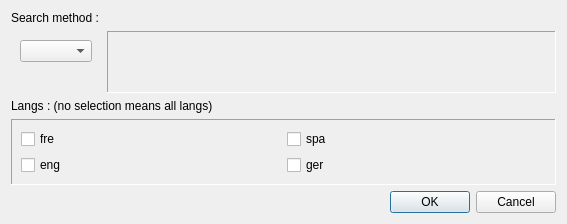
The window that ui/searchdialog.ui (GGLinnk/OpenSubtitlesSearch) describes before a commit, drawn with Qt 5.
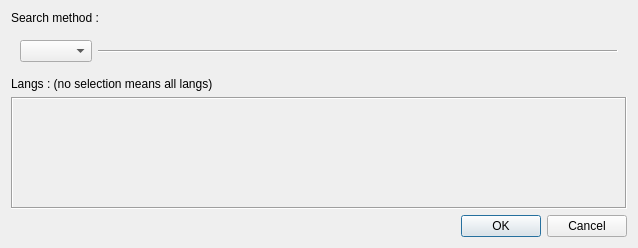
The same window after the commit.

Commit message: - linux compilation OK - added all langs supported by oss - state of search dialog - drag drop internal (move) for columns - translations (correction and news)

Patch:
```diff
--- a/ui/searchdialog.ui
+++ b/ui/searchdialog.ui
@@ -6,41 +6,47 @@
    <rect>
     <x>0</x>
     <y>0</y>
-    <width>567</width>
-    <height>224</height>
+    <width>638</width>
+    <height>248</height>
    </rect>
   </property>
   <property name="windowTitle">
    <string>Search subtitles</string>
   </property>
-  <layout class="QFormLayout" name="formLayout_2">
-   <item row="0" column="0" colspan="2">
+  <layout class="QVBoxLayout" name="verticalLayout">
+   <item>
     <widget class="QLabel" name="label">
      <property name="text">
       <string>Search method : </string>
      </property>
     </widget>
    </item>
-   <item row="1" column="0">
+   <item>
     <widget class="QFrame" name="frame">
+     <property name="sizePolicy">
+      <sizepolicy hsizetype="Preferred" vsizetype="Fixed">
+       <horstretch>0</horstretch>
+       <verstretch>0</verstretch>
+      </sizepolicy>
+     </property>
      <property name="frameShape">
       <enum>QFrame::NoFrame</enum>
      </property>
      <property name="frameShadow">
       <enum>QFrame::Raised</enum>
      </property>
-     <layout class="QFormLayout" name="formLayout">
-      <property name="fieldGrowthPolicy">
-       <enum>QFormLayout::AllNonFixedFieldsGrow</enum>
-      </property>
-      <item row="0" column="0">
+     <layout class="QHBoxLayout" name="horizontalLayout">
+      <item>
        <widget class="QComboBox" name="comboBox"/>
       </item>
-     </layout>
-    </widget>
-   </item>
-   <item row="1" column="1">
+      <item>
     <widget class="QStackedWidget" name="stackWidget">
+        <property name="sizePolicy">
+         <sizepolicy hsizetype="Preferred" vsizetype="Fixed">
+          <horstretch>0</horstretch>
+          <verstretch>0</verstretch>
+         </sizepolicy>
+        </property>
      <property name="frameShape">
       <enum>QFrame::Panel</enum>
      </property>
@@ -52,66 +58,45 @@
      </property>
     </widget>
    </item>
-   <item row="2" column="0" colspan="2">
+     </layout>
+    </widget>
+   </item>
+   <item>
     <widget class="QLabel" name="label_2">
      <property name="text">
       <string>Langs : (no selection means all langs)</string>
      </property>
     </widget>
    </item>
-   <item row="3" column="0" colspan="2">
-    <widget class="QFrame" name="widgetLangs">
+   <item>
+    <widget class="QScrollArea" name="scrollArea">
      <property name="frameShape">
-      <enum>QFrame::Panel</enum>
+      <enum>QFrame::Box</enum>
      </property>
      <property name="frameShadow">
       <enum>QFrame::Sunken</enum>
      </property>
-     <layout class="QGridLayout" name="gridLayout">
-      <item row="0" column="0">
-       <widget class="QCheckBox" name="fre">
-        <property name="toolTip">
-         <string>french</string>
-        </property>
-        <property name="text">
-         <string>fre</string>
-        </property>
-       </widget>
-      </item>
-      <item row="1" column="0">
-       <widget class="QCheckBox" name="eng">
-        <property name="toolTip">
-         <string>english</string>
-        </property>
-        <property name="text">
-         <string>eng</string>
-        </property>
-       </widget>
-      </item>
-      <item row="0" column="1">
-       <widget class="QCheckBox" name="spa">
-        <property name="toolTip">
-         <string>spanish</string>
-        </property>
-        <property name="text">
-         <string>spa</string>
-        </property>
-       </widget>
-      </item>
-      <item row="1" column="1">
-       <widget class="QCheckBox" name="ger">
-        <property name="toolTip">
-         <string>german</string>
-        </property>
-        <property name="text">
-         <string>ger</string>
-        </property>
-       </widget>
+     <property name="widgetResizable">
+      <bool>true</bool>
+     </property>
+     <widget class="QWidget" name="scrollAreaWidgetContents">
+      <property name="geometry">
+       <rect>
+        <x>0</x>
+        <y>0</y>
+        <width>618</width>
+        <height>102</height>
+       </rect>
+      </property>
+      <layout class="QVBoxLayout" name="verticalLayout_2">
+       <item>
+        <widget class="QWidget" name="widgetLangs" native="true"/>
       </item>
      </layout>
     </widget>
+    </widget>
    </item>
-   <item row="4" column="0" colspan="2">
+   <item>
     <widget class="QDialogButtonBox" name="buttonBox">
      <property name="orientation">
       <enum>Qt::Horizontal</enum>
```
Lines whose indentation alone changed are shown as unchanged. The commit also changes 19 other files.
